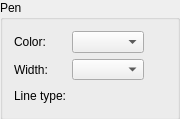
The window that librecad/src/ui/components/pen/qg_widgetpen.ui (LibreCAD/LibreCAD) describes before a commit, drawn with Qt 5.
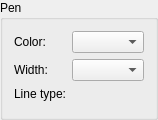
The same window after the commit. Custom widgets are drawn as their Qt base class.

Diff of the .ui file:
```diff
--- a/librecad/src/ui/components/pen/qg_widgetpen.ui
+++ b/librecad/src/ui/components/pen/qg_widgetpen.ui
@@ -6,8 +6,8 @@
    <rect>
     <x>0</x>
     <y>0</y>
-    <width>180</width>
-    <height>119</height>
+    <width>152</width>
+    <height>120</height>
    </rect>
   </property>
   <property name="sizePolicy">
@@ -112,7 +112,7 @@
         <property name="sizeHint" stdset="0">
          <size>
           <width>21</width>
-          <height>1</height>
+          <height>0</height>
          </size>
         </property>
        </spacer>
@@ -138,22 +138,6 @@
         </property>
        </widget>
       </item>
-      <item row="3" column="1">
-       <spacer name="spacer9">
-        <property name="orientation">
-         <enum>Qt::Vertical</enum>
-        </property>
-        <property name="sizeType">
-         <enum>QSizePolicy::Expanding</enum>
-        </property>
-        <property name="sizeHint" stdset="0">
-         <size>
-          <width>21</width>
-          <height>1</height>
-         </size>
-        </property>
-       </spacer>
-      </item>
       <item row="0" column="2">
        <spacer name="horizontalSpacer">
         <property name="orientation">
@@ -167,32 +151,6 @@
         </property>
        </spacer>
       </item>
-      <item row="1" column="2">
-       <spacer name="horizontalSpacer_2">
-        <property name="orientation">
-         <enum>Qt::Horizontal</enum>
-        </property>
-        <property name="sizeHint" stdset="0">
-         <size>
-          <width>0</width>
-          <height>20</height>
-         </size>
-        </property>
-       </spacer>
-      </item>
-      <item row="2" column="2">
-       <spacer name="horizontalSpacer_3">
-        <property name="orientation">
-         <enum>Qt::Horizontal</enum>
-        </property>
-        <property name="sizeHint" stdset="0">
-         <size>
-          <width>0</width>
-          <height>20</height>
-         </size>
-        </property>
-       </spacer>
-      </item>
      </layout>
     </widget>
    </item>
@@ -200,11 +158,6 @@
  </widget>
  <layoutdefault spacing="6" margin="11"/>
  <customwidgets>
-  <customwidget>
-   <class>QG_LineTypeBox</class>
-   <extends>QWidget</extends>
-   <header>qg_linetypebox.h</header>
-  </customwidget>
   <customwidget>
    <class>QG_ColorBox</class>
    <extends>QComboBox</extends>
@@ -215,6 +168,11 @@
    <extends>QComboBox</extends>
    <header>../ui/components/comboboxes/qg_widthbox.h</header>
   </customwidget>
+  <customwidget>
+   <class>QG_LineTypeBox</class>
+   <extends>QWidget</extends>
+   <header>qg_linetypebox.h</header>
+  </customwidget>
  </customwidgets>
  <resources/>
  <connections/>
```
Left out of the diff: 2 changed lines with no effect on the pictures.
